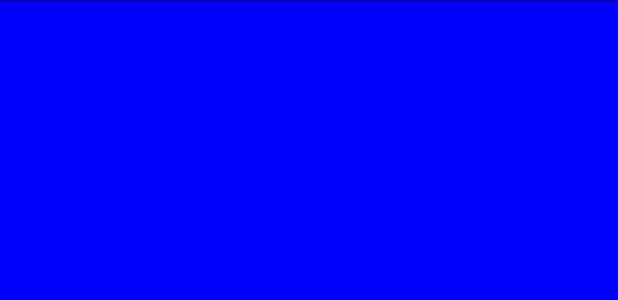
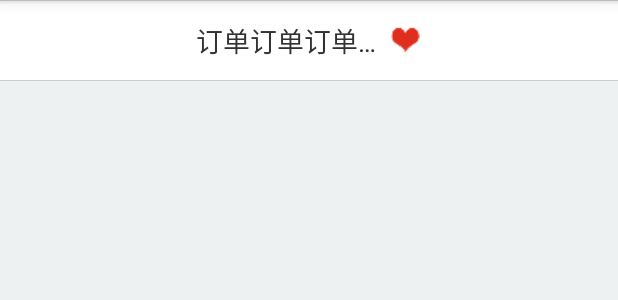
Before and after one commit to PercentKouTeam/kzpdd, an Android app: the layout fragment_order.xml on its own in the app's theme, with its tools: preview values and no code run, on a phone screen of 412 x 824 dp. Shown: the top 300 px of the screen. Run offline under Robolectric (Android 15) with nearby library versions, the phone set to English and light mode, and no system bars.

Commit message:
add order

```diff
--- a/HundredPercent/app/src/main/AndroidManifest.xml
+++ b/HundredPercent/app/src/main/AndroidManifest.xml
@@ -15,6 +15,7 @@
             android:name=".activities.MainActivity"
             android:label="@string/app_name"
             android:screenOrientation="portrait"
+            android:windowSoftInputMode="adjustUnspecified|stateHidden"
             >
             <intent-filter>
                 <action android:name="android.intent.action.MAIN" />
--- a/HundredPercent/app/src/main/java/com/hpercent/snail/app/activities/MainActivity.java
+++ b/HundredPercent/app/src/main/java/com/hpercent/snail/app/activities/MainActivity.java
@@ -4,6 +4,7 @@ import android.os.Bundle;
 import android.os.Handler;
 import android.support.v4.app.FragmentTransaction;
 import android.view.KeyEvent;
+import android.view.Menu;
 import android.widget.Toast;
 
 import com.hpercent.snail.app.MainApplication;
@@ -104,6 +105,11 @@ public class MainActivity extends BaseFragmentActivity {
         ftTemp.commit();
     }
 
+    @Override
+    public boolean onCreateOptionsMenu(Menu menu) {
+        return super.onCreateOptionsMenu(menu);
+    }
+
     /**
      * 菜单、返回键响应
      */
--- a/HundredPercent/app/src/main/java/com/hpercent/snail/app/fragments/OrderFragment.java
+++ b/HundredPercent/app/src/main/java/com/hpercent/snail/app/fragments/OrderFragment.java
@@ -3,12 +3,14 @@ package com.hpercent.snail.app.fragments;
 import android.view.View;
 
 import com.hpercent.snail.app.R;
+import com.hpercent.snail.app.controllers.HederOrderController;
 
 /**
  * Created by koudejian on 14-7-30.
  */
 public class OrderFragment extends BaseFragment {
 
+    private HederOrderController mHederOrderController = null;
     /**
      * load layout for different fragment.
      * @return View
@@ -21,5 +23,9 @@ public class OrderFragment extends BaseFragment {
     @Override
     public void initViews() {
         //add your own logic here.
+        if(mView == null){
+            mView = findViewById(R.id.parent);
+        }
+        mHederOrderController = new HederOrderController(mContext, mView);
     }
 }
--- a/HundredPercent/app/src/main/res/layout/activity_main.xml
+++ b/HundredPercent/app/src/main/res/layout/activity_main.xml
@@ -2,6 +2,7 @@
     xmlns:tools="http://schemas.android.com/tools"
     android:layout_width="match_parent"
     android:layout_height="match_parent"
+    android:background="@color/transparent"
     tools:context=".MainActivity"
 
     >
--- a/HundredPercent/app/src/main/res/layout/fragment_order.xml
+++ b/HundredPercent/app/src/main/res/layout/fragment_order.xml
@@ -1,9 +1,16 @@
 <?xml version="1.0" encoding="utf-8"?>
 
 <RelativeLayout xmlns:android="http://schemas.android.com/apk/res/android"
+    android:id="@+id/parent"
     android:layout_width="match_parent"
     android:layout_height="match_parent"
-    android:background="@color/blue"
+    android:background="@color/fragment_content_bg_color"
     >
+    <include
+        layout="@layout/header_order"
+        android:layout_height="@dimen/header_height"
+        android:layout_width="match_parent"
+        android:layout_alignParentTop="true"
+        />
 
 </RelativeLayout>
--- /dev/null
+++ b/HundredPercent/app/src/main/res/layout/header_order.xml
@@ -0,0 +1,44 @@
+<?xml version="1.0" encoding="utf-8"?>
+
+<RelativeLayout xmlns:android="http://schemas.android.com/apk/res/android"
+    android:layout_width="match_parent"
+    android:layout_height="@dimen/header_height"
+    android:background="@color/white"
+    >
+    <RelativeLayout
+        android:id="@+id/header_order_view"
+        android:layout_width="wrap_content"
+        android:layout_height="match_parent"
+        android:background="@color/transparent"
+        android:layout_centerInParent="true"
+        >
+        <TextView
+            android:id="@+id/header_title"
+            android:layout_width="wrap_content"
+            android:layout_height="match_parent"
+            android:gravity="center"
+            android:background="@color/transparent"
+            android:text="订单订单订单订单"
+            android:textSize="@dimen/order_header_title_size"
+            android:singleLine="true"
+            android:maxWidth="@dimen/order_header_title_max_width"
+            android:ellipsize="end"
+            />
+        <ImageView
+            android:id="@+id/header_image"
+            android:layout_width="@dimen/order_header_image_size"
+            android:layout_height="@dimen/order_header_image_size"
+            android:background="@drawable/favorite_selected"
+            android:layout_toRightOf="@id/header_title"
+            android:layout_centerVertical="true"
+            android:layout_marginLeft="@dimen/order_header_image_margin"
+            />
+    </RelativeLayout>
+    <RelativeLayout
+        android:layout_width="match_parent"
+        android:layout_height="@dimen/line_height"
+        android:background="@color/gray"
+        android:layout_alignParentBottom="true"
+        >
+    </RelativeLayout>
+</RelativeLayout>
--- a/HundredPercent/app/src/main/res/values/colors.xml
+++ b/HundredPercent/app/src/main/res/values/colors.xml
@@ -14,5 +14,6 @@
     <color name="footer_text_focus_color" >#ff3ec6ec</color>
     <color name="footer_text_color" >#ff1a1a1a</color>
 
-
+    <!-- common fragment -->
+    <color name="fragment_content_bg_color">#ffedf1f2</color>
 </resources>
--- a/HundredPercent/app/src/main/res/values/dimens.xml
+++ b/HundredPercent/app/src/main/res/values/dimens.xml
@@ -19,4 +19,11 @@
     <dimen name="personal_item_tip_width">80dip</dimen>
     <!-- personal -->
 
+    <!-- order -->
+    <dimen name="order_header_title_size">18dip</dimen>
+    <dimen name="order_header_image_size">20dip</dimen>
+    <dimen name="order_header_image_margin">10dip</dimen>
+    <dimen name="order_header_title_max_width">120dip</dimen>
+    <!-- common -->
+    <dimen name="line_height">1px</dimen>
 </resources>
```
Also changed, not shown: HundredPercent/app/src/main/java/com/hpercent/snail/app/controllers/HederOrderController.java (added, +75 -0 lines), HundredPercent/app/src/main/res/layout/common_line.xml (added, +8 -0 lines).
